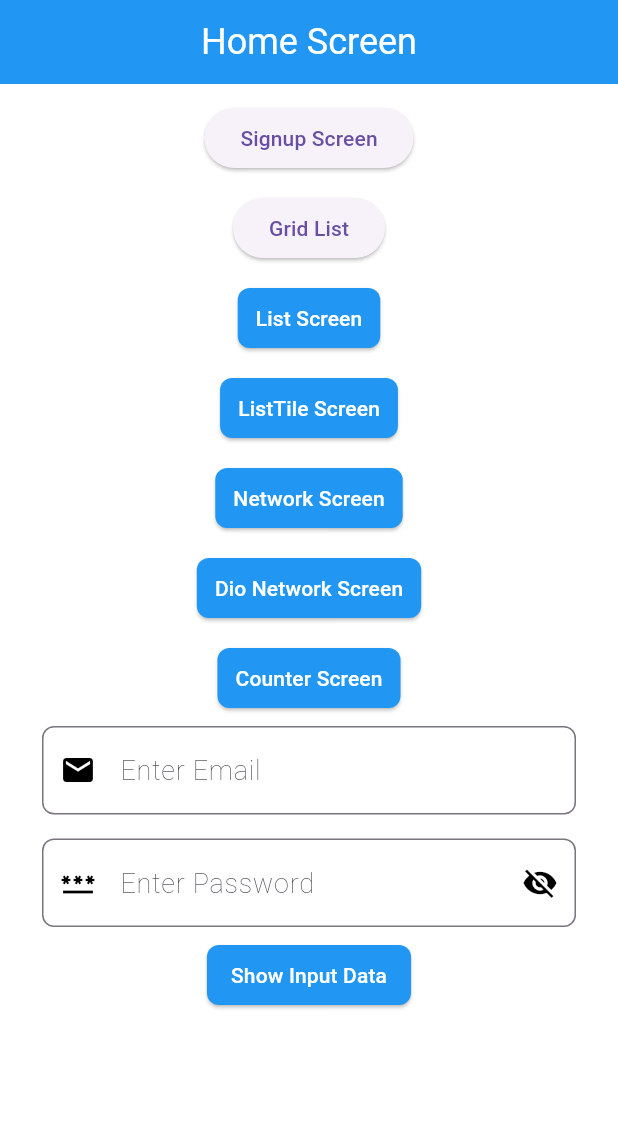
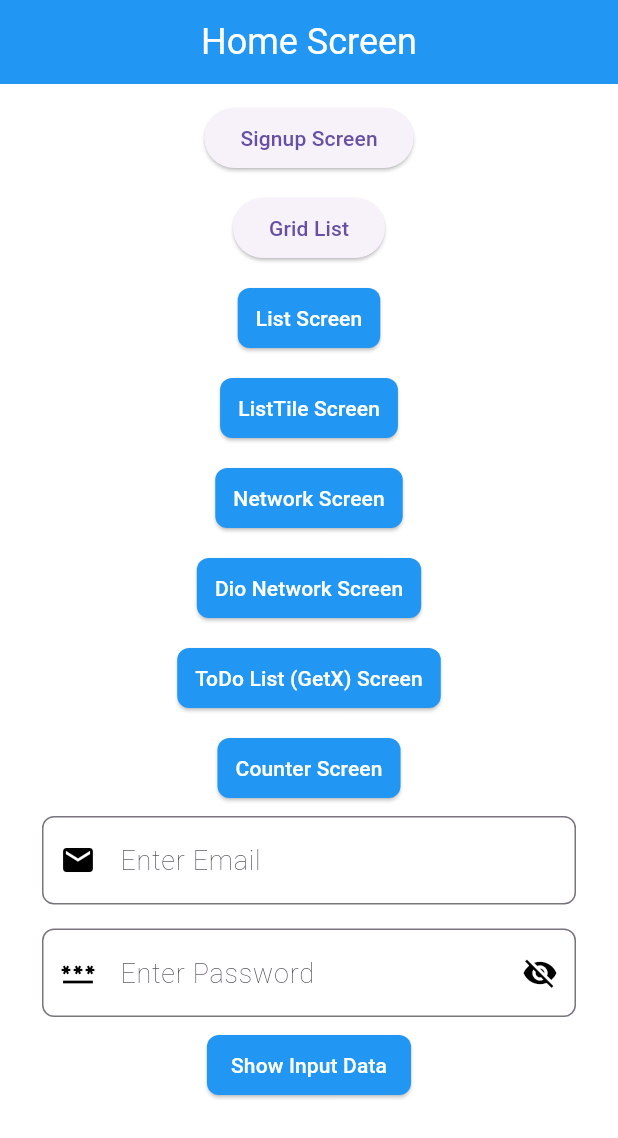
Before and after one commit to shyambuhecha7/flutter-journey, a Flutter app: the screen it shows after launch, on a phone screen of 412 x 824 dp. Shown: the top 1138 px of the screen. Run offline on Flutter 3.47's test engine with Material 3 defaults, Android fonts, the phone set to English and light mode, and no system bars; our stand-ins replace dio, get.

Commit message:
todo app using GetX

```diff
--- a/lib/main.dart
+++ b/lib/main.dart
@@ -1,18 +1,24 @@
 import 'package:flutter/material.dart';
+import 'package:get/get.dart';
+import 'package:my_first_project/view/controllers/todo_controller.dart';
 import 'package:my_first_project/view/screens/HomeScreen.dart';
 import 'package:my_first_project/view/screens/splash_screen.dart';
-
+import 'package:get/get.dart';
 void main() {
   runApp(MainApp());
 }
 
 class MainApp extends StatelessWidget {
-  const MainApp({super.key});
+  MainApp({super.key});
+
+  //create controller in global
+  final TodoController todoController = Get.put(TodoController());
 
   @override
   Widget build(BuildContext context) {
     const String appName = "Flutter Journey";
-    return MaterialApp(
+    //If we use GetX than Here use  GetMaterialApp Theme
+    return GetMaterialApp(
       theme: ThemeData(
         primarySwatch: Colors.yellow,
         textTheme: TextTheme(
--- /dev/null
+++ b/lib/models/todo.dart
@@ -0,0 +1,6 @@
+class ToDo{
+  String title;
+  bool isDone;
+
+  ToDo({required this.title, this.isDone = false});
+}
--- /dev/null
+++ b/lib/view/controllers/todo_controller.dart
@@ -0,0 +1,21 @@
+import 'package:get/get.dart';
+import 'package:my_first_project/models/todo.dart';
+
+class TodoController extends GetxController{
+
+  var todos = <ToDo>[].obs;
+
+  void addTodo(String value){
+    todos.add(ToDo(title: value));
+  }
+
+  void removeTodo(int index){
+    todos.removeAt(index);
+  }
+
+  void toggleDone(int index){
+    var todo = todos[index];
+    todo.isDone = !todo.isDone;
+    todos[index] = todo;
+  }
+}
--- a/lib/view/screens/HomeScreen.dart
+++ b/lib/view/screens/HomeScreen.dart
@@ -4,6 +4,7 @@ import 'package:my_first_project/view/screens/ListScreen.dart';
 import 'package:my_first_project/view/screens/ListTileScreen.dart';
 import 'package:my_first_project/view/screens/common_screen.dart';
 import 'package:my_first_project/view/screens/dio/dio_network_screen.dart';
+import 'package:my_first_project/view/screens/getx/todo_list_screen.dart';
 import 'package:my_first_project/view/screens/network_screen.dart';
 
 
@@ -100,6 +101,15 @@ class _HomescreenState extends State<Homescreen> {
                 SizedBox(height: 12),
 
                 Custombutton(
+                  text: "ToDo List (GetX) Screen",
+                  onPress: () {Navigator.push(context, MaterialPageRoute(builder: (context) => TodoListScreen()
+                  ));},
+                  padding: EdgeInsets.symmetric(horizontal: 12, vertical: 6),
+                ),
+
+                SizedBox(height: 12),
+
+                Custombutton(
                   text: "Counter Screen",
                   onPress: () {Navigator.push(context, MaterialPageRoute(builder: (context) => CommonScreen()
                   ));},
--- a/pubspec.yaml
+++ b/pubspec.yaml
@@ -12,6 +12,7 @@ dependencies:
     sdk: flutter
 
   http: ^1.4.0
+  get: ^4.7.2
 
 
 dev_dependencies:
```
Also changed, not shown: lib/view/screens/getx/add_todo_screen.dart (added, +50 -0 lines), lib/view/screens/getx/todo_list_screen.dart (added, +59 -0 lines), lib/view/screens/getx/todo_screen.dart (deleted, +0 -10 lines), pubspec.lock.
